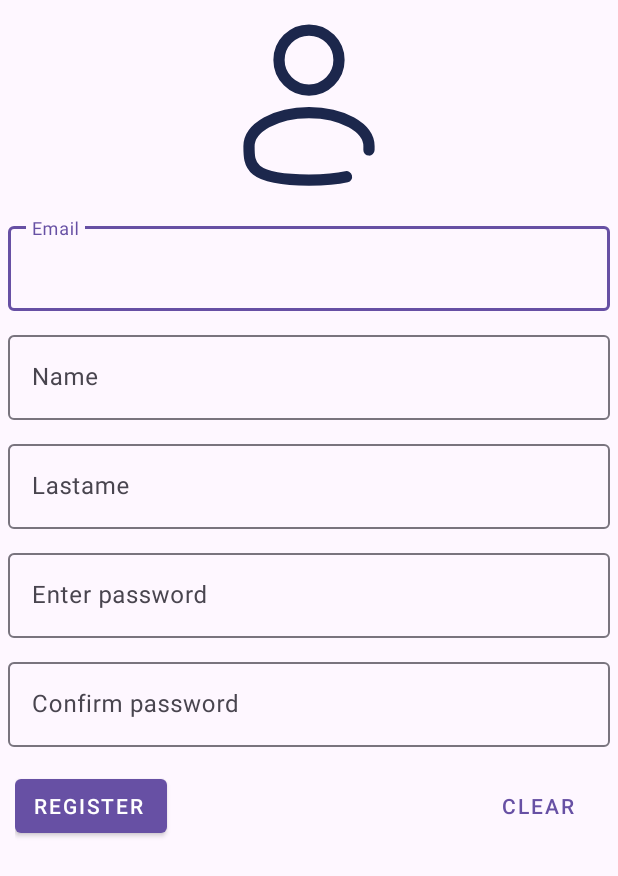
After one commit to leodev8821/AFApp, an Android app: the UserRegisterActivity screen opened directly, with no data from a screen before it, on a phone screen of 412 x 824 dp. The commit adds this screen. Shown: the top 876 px of the screen. Run offline under Robolectric (Android 15) with nearby library versions, the phone set to English and light mode, and no system bars.

Commit message:
Added register form

```diff
--- a/app/src/main/AndroidManifest.xml
+++ b/app/src/main/AndroidManifest.xml
@@ -13,6 +13,9 @@
         android:theme="@style/Theme.AFApp"
         tools:targetApi="31">
         <activity
+            android:name=".activities.UserRegisterActivity"
+            android:exported="false" />
+        <activity
             android:name=".activities.MainActivity"
             android:exported="true">
             <intent-filter>
--- /dev/null
+++ b/app/src/main/java/com/example/afapp/activities/UserRegisterActivity.kt
@@ -0,0 +1,121 @@
+package com.example.afapp.activities
+
+import android.content.Intent
+import android.os.Bundle
+import android.util.Log
+import android.view.MenuItem
+import android.widget.Toast
+import androidx.appcompat.app.AppCompatActivity
+import com.example.afapp.database.User
+import com.example.afapp.database.providers.UserDAO
+import com.example.afapp.databinding.ActivityUserRegisterBinding
+
+class UserRegisterActivity : AppCompatActivity() {
+
+    companion object {
+        const val EXTRA_EMAIL = "EMAIL"
+    }
+
+    private var email:String? = null
+    private lateinit var user: User
+    private lateinit var userDAO:UserDAO
+
+    private lateinit var binding:ActivityUserRegisterBinding
+    override fun onCreate(savedInstanceState: Bundle?) {
+        super.onCreate(savedInstanceState)
+
+        binding = ActivityUserRegisterBinding.inflate(layoutInflater)
+        setContentView(binding.root)
+
+        initView()
+    }
+
+    private fun initView() {
+
+        initActionBar()
+
+        userDAO = UserDAO(this)
+
+        email = intent.getStringExtra(EXTRA_EMAIL)
+
+        // To focus Name EditText if email != null
+        if (email != null){
+            binding.emailTextField.editText?.setText(email)
+            binding.nameTextField.requestFocus()
+        }
+        else{
+            binding.emailTextField.requestFocus()
+        }
+
+        binding.clearButton.setOnClickListener {
+            clearForm()
+        }
+
+        binding.createUserButton.setOnClickListener {
+            val name:String = binding.nameTextField.editText?.text.toString()
+            val lastname:String = binding.lastnameTextField.editText?.text.toString()
+            val pass1:String = binding.password1TextField.editText?.text.toString()
+            val pass2:String = binding.password2TextField.editText?.text.toString()
+
+            val message:String = registerUser(name, lastname, email, pass1, pass2)
+            Toast.makeText(this, message, Toast.LENGTH_SHORT).show()
+
+        }
+    }
+
+    private fun registerUser(name:String, lastname:String , email: String?, pass1:String, pass2:String) :String {
+
+        if (email != null) {
+            return if (name.isNotEmpty() && lastname.isNotEmpty() && email.isNotEmpty() && pass1.isNotEmpty() && pass2.isNotEmpty()){
+
+                if (comparePass(pass1,pass2)){
+
+                    val newUser = User(-1, name, lastname, email, pass1)
+                    userDAO.insert(newUser)
+                    clearForm()
+
+                    intent = Intent(this, MainActivity::class.java)
+                    finish()
+                    startActivity(intent)
+                    "New user was created!"
+                } else{
+                    "Please, confirm your password"
+                }
+            } else{
+                "Please fill all the inputs"
+            }
+        }
+        else{
+            return "Email cannot be empty"
+        }
+
+    }
+
+    private fun comparePass(pass1:String, pass2:String) : Boolean{
+        return pass1 == pass2
+    }
+
+    private fun clearForm() {
+        binding.emailTextField.editText?.setText("")
+        binding.nameTextField.editText?.setText("")
+        binding.lastnameTextField.editText?.setText("")
+        binding.password1TextField.editText?.setText("")
+        binding.password2TextField.editText?.setText("")
+        binding.emailTextField.editText?.focusable
+    }
+
+    private fun initActionBar() {
+        supportActionBar?.setDisplayHomeAsUpEnabled(true)
+    }
+
+    // To listen the item selected in a menu
+    override fun onOptionsItemSelected(item: MenuItem): Boolean {
+        when (item.itemId) {
+            android.R.id.home -> {
+                finish()
+                return true
+            }
+        }
+        return super.onOptionsItemSelected(item)
+    }
+}
--- a/app/src/main/java/com/example/afapp/database/Models.kt
+++ b/app/src/main/java/com/example/afapp/database/Models.kt
@@ -37,7 +37,7 @@ class PostModel {
                     "$COLUMN_NAME_ID INTEGER PRIMARY KEY AUTOINCREMENT," +
                     "$COLUMN_NAME TEXT, " +
                     "$COLUMN_LASTNAME TEXT, " +
-                    "$COLUMN_EMAIL TEXT, " +
+                    "$COLUMN_EMAIL TEXT NOT NULL UNIQUE, " +
                     "$COLUMN_PASSWORD TEXT)"
 
         const val SQL_DELETE_TABLE_USER = "DROP TABLE IF EXISTS $TABLE_NAME"
--- /dev/null
+++ b/app/src/main/res/drawable/user_svg.xml
@@ -0,0 +1,17 @@
+<vector xmlns:android="http://schemas.android.com/apk/res/android"
+    android:width="800dp"
+    android:height="800dp"
+    android:viewportWidth="24"
+    android:viewportHeight="24">
+  <path
+      android:pathData="M12,6m-4,0a4,4 0,1 1,8 0a4,4 0,1 1,-8 0"
+      android:strokeWidth="1.5"
+      android:fillColor="#00000000"
+      android:strokeColor="#1C274C"/>
+  <path
+      android:pathData="M19.997,18C20,17.836 20,17.669 20,17.5C20,15.015 16.418,13 12,13C7.582,13 4,15.015 4,17.5C4,19.985 4,22 12,22C14.231,22 15.84,21.843 17,21.563"
+      android:strokeWidth="1.5"
+      android:fillColor="#00000000"
+      android:strokeColor="#1C274C"
+      android:strokeLineCap="round"/>
+</vector>
--- /dev/null
+++ b/app/src/main/res/layout/activity_user_register.xml
@@ -0,0 +1,104 @@
+<?xml version="1.0" encoding="utf-8"?>
+<LinearLayout xmlns:android="http://schemas.android.com/apk/res/android"
+    xmlns:app="http://schemas.android.com/apk/res-auto"
+    xmlns:tools="http://schemas.android.com/tools"
+    android:id="@+id/main"
+    android:layout_width="match_parent"
+    android:layout_height="match_parent"
+    android:orientation="vertical"
+    tools:context=".activities.UserRegisterActivity">
+
+    <ImageView
+        android:layout_width="120dp"
+        android:layout_height="120dp"
+        android:layout_margin="10dp"
+        android:src="@drawable/user_svg"
+        android:layout_gravity="center"/>
+
+    <com.google.android.material.textfield.TextInputLayout
+        android:id="@+id/emailTextField"
+        android:layout_width="match_parent"
+        android:layout_height="wrap_content"
+        android:focusable="true"
+        android:layout_margin="5dp">
+
+        <com.google.android.material.textfield.TextInputEditText
+            android:layout_width="match_parent"
+            android:layout_height="wrap_content"
+            android:inputType="textEmailAddress"
+            android:hint="Email"/>
+    </com.google.android.material.textfield.TextInputLayout>
+
+    <com.google.android.material.textfield.TextInputLayout
+        android:id="@+id/nameTextField"
+        android:layout_width="match_parent"
+        android:layout_height="wrap_content"
+        android:layout_margin="5dp">
+
+        <com.google.android.material.textfield.TextInputEditText
+            android:layout_width="match_parent"
+            android:layout_height="wrap_content"
+            android:hint="Name"/>
+    </com.google.android.material.textfield.TextInputLayout>
+
+    <com.google.android.material.textfield.TextInputLayout
+        android:id="@+id/lastnameTextField"
+        android:layout_width="match_parent"
+        android:layout_height="wrap_content"
+        android:layout_margin="5dp">
+
+        <com.google.android.material.textfield.TextInputEditText
+            android:layout_width="match_parent"
+            android:layout_height="wrap_content"
+            android:hint="Lastame"/>
+    </com.google.android.material.textfield.TextInputLayout>
+
+    <com.google.android.material.textfield.TextInputLayout
+        android:id="@+id/password1TextField"
+        android:layout_width="match_parent"
+        android:layout_height="wrap_content"
+        android:layout_margin="5dp">
+
+        <com.google.android.material.textfield.TextInputEditText
+            android:layout_width="match_parent"
+            android:layout_height="wrap_content"
+            android:inputType="textPassword"
+            android:hint="Enter password"/>
+    </com.google.android.material.textfield.TextInputLayout>
+
+    <com.google.android.material.textfield.TextInputLayout
+        android:id="@+id/password2TextField"
+        android:layout_width="match_parent"
+        android:layout_height="wrap_content"
+        android:layout_margin="5dp">
+
+        <com.google.android.material.textfield.TextInputEditText
+            android:layout_width="match_parent"
+            android:layout_height="wrap_content"
+            android:inputType="textPassword"
+            android:hint="Confirm password"/>
+    </com.google.android.material.textfield.TextInputLayout>
+
+    <FrameLayout
+        android:layout_width="match_parent"
+        android:layout_height="wrap_content"
+        android:padding="10dp"
+        android:orientation="horizontal">
+
+        <Button
+            android:id="@+id/createUserButton"
+            android:layout_width="wrap_content"
+            android:layout_height="wrap_content"
+            android:text="Register"
+            android:layout_gravity="start"
+            style="@style/Widget.MaterialComponents.Button.Icon"/>
+
+        <Button
+            android:id="@+id/clearButton"
+            android:layout_width="wrap_content"
+            android:layout_height="wrap_content"
+            android:text="Clear"
+            android:layout_gravity="end"
+            style="@style/Widget.MaterialComponents.Button.TextButton"/>
+    </FrameLayout>
+</LinearLayout>
--- a/app/src/main/res/values/themes.xml
+++ b/app/src/main/res/values/themes.xml
@@ -6,4 +6,6 @@
     </style>
 
     <style name="Theme.AFApp" parent="Base.Theme.AFApp" />
+
+    <style name="Theme.AFApp.PopupOverlay" parent="ThemeOverlay.AppCompat.Light" />
 </resources>
```
Also changed, not shown: app/src/main/java/com/example/afapp/activities/MainActivity.kt (+25 -4 lines), app/src/main/java/com/example/afapp/database/providers/UserDAO.kt (+6 -1 lines), app/src/main/res/layout/activity_main.xml (+15 -2 lines).
